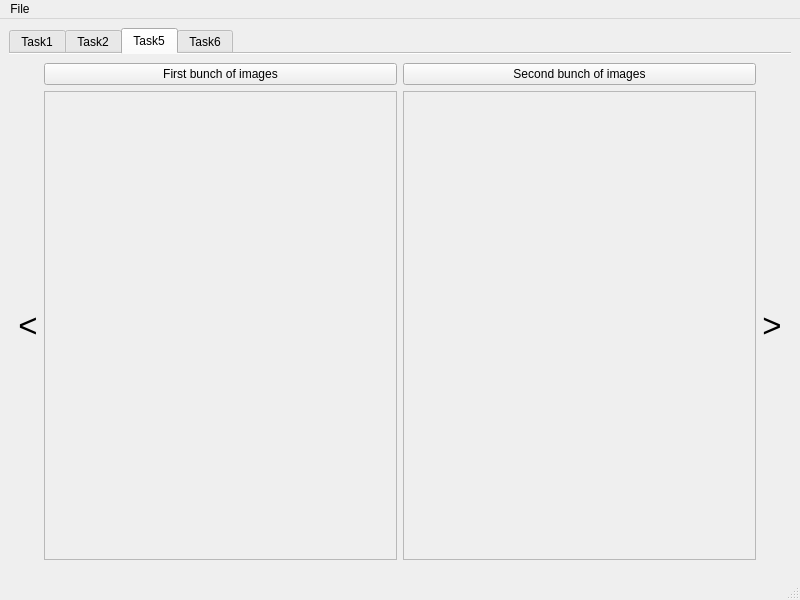
Qt form main/main.ui (felkost/ImageTrick) before a commit.
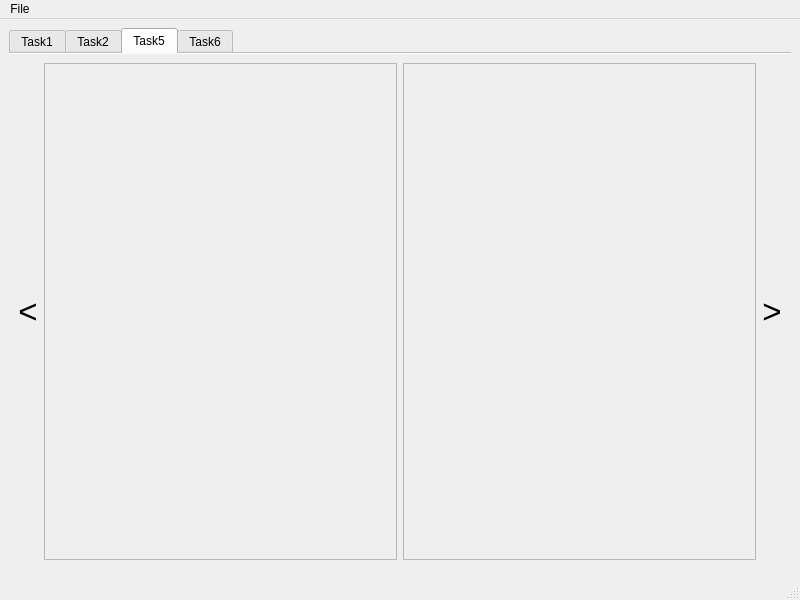
The same form after that commit. The open tabs and pages were chosen to show the change.

```diff
--- a/main/main.ui
+++ b/main/main.ui
@@ -394,7 +394,7 @@
        <layout class="QVBoxLayout" name="verticalLayout">
         <item>
          <layout class="QGridLayout" name="photochanges">
-          <item row="1" column="0">
+          <item row="0" column="0">
            <widget class="QPushButton" name="l_button">
             <property name="font">
              <font>
@@ -410,42 +410,7 @@
             </property>
            </widget>
           </item>
-          <item row="1" column="2">
-           <widget class="QScrollArea" name="scrollArea_2">
-            <property name="widgetResizable">
-             <bool>true</bool>
-            </property>
-            <widget class="QWidget" name="scrollAreaWidgetContents_2">
-             <property name="geometry">
-              <rect>
-               <x>0</x>
-               <y>0</y>
-               <width>351</width>
-               <height>453</height>
-              </rect>
-             </property>
-             <layout class="QHBoxLayout" name="horizontalLayout_3">
-              <item>
-               <widget class="QLabel" name="secondimages">
-                <property name="sizePolicy">
-                 <sizepolicy hsizetype="Ignored" vsizetype="Ignored">
-                  <horstretch>0</horstretch>
-                  <verstretch>0</verstretch>
-                 </sizepolicy>
-                </property>
-                <property name="text">
-                 <string/>
-                </property>
-                <property name="scaledContents">
-                 <bool>true</bool>
-                </property>
-               </widget>
-              </item>
-             </layout>
-            </widget>
-           </widget>
-          </item>
-          <item row="1" column="1">
+          <item row="0" column="1">
            <widget class="QScrollArea" name="scrollArea">
             <property name="widgetResizable">
              <bool>true</bool>
@@ -456,7 +421,7 @@
                <x>0</x>
                <y>0</y>
                <width>351</width>
-               <height>453</height>
+               <height>487</height>
               </rect>
              </property>
              <layout class="QHBoxLayout" name="horizontalLayout_2">
@@ -480,7 +445,7 @@
             </widget>
            </widget>
           </item>
-          <item row="1" column="3">
+          <item row="0" column="3">
            <widget class="QPushButton" name="r_button">
             <property name="font">
              <font>
@@ -500,17 +465,38 @@
            </widget>
           </item>
           <item row="0" column="2">
-           <widget class="QPushButton" name="load2images">
-            <property name="text">
-             <string>Second bunch of images</string>
+           <widget class="QScrollArea" name="scrollArea_2">
+            <property name="widgetResizable">
+             <bool>true</bool>
             </property>
-           </widget>
-          </item>
-          <item row="0" column="1">
-           <widget class="QPushButton" name="load1images">
-            <property name="text">
-             <string>First bunch of images</string>
-            </property>
+            <widget class="QWidget" name="scrollAreaWidgetContents_2">
+             <property name="geometry">
+              <rect>
+               <x>0</x>
+               <y>0</y>
+               <width>351</width>
+               <height>487</height>
+              </rect>
+             </property>
+             <layout class="QHBoxLayout" name="horizontalLayout_3">
+              <item>
+               <widget class="QLabel" name="secondimages">
+                <property name="sizePolicy">
+                 <sizepolicy hsizetype="Ignored" vsizetype="Ignored">
+                  <horstretch>0</horstretch>
+                  <verstretch>0</verstretch>
+                 </sizepolicy>
+                </property>
+                <property name="text">
+                 <string/>
+                </property>
+                <property name="scaledContents">
+                 <bool>true</bool>
+                </property>
+               </widget>
+              </item>
+             </layout>
+            </widget>
            </widget>
           </item>
          </layout>
```
Left out of the diff: 9 changed lines with no effect on the pictures.
